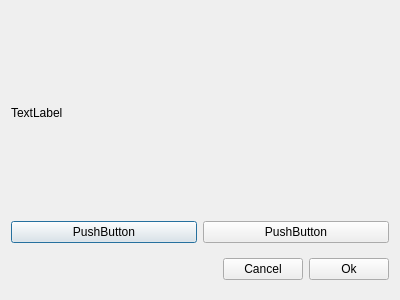
The window that src/utils/default_option/default_option_ui.ui (giacomogroppi/writernote-qt) describes before a commit, drawn with Qt 5.
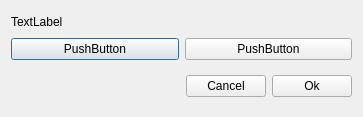
The same window after the commit.

Patch:
```diff
--- a/src/utils/default_option/default_option_ui.ui
+++ b/src/utils/default_option/default_option_ui.ui
@@ -6,10 +6,16 @@
    <rect>
     <x>0</x>
     <y>0</y>
-    <width>400</width>
-    <height>300</height>
+    <width>363</width>
+    <height>117</height>
    </rect>
   </property>
+  <property name="maximumSize">
+   <size>
+    <width>370</width>
+    <height>117</height>
+   </size>
+  </property>
   <property name="windowTitle">
    <string>Dialog</string>
   </property>
```
